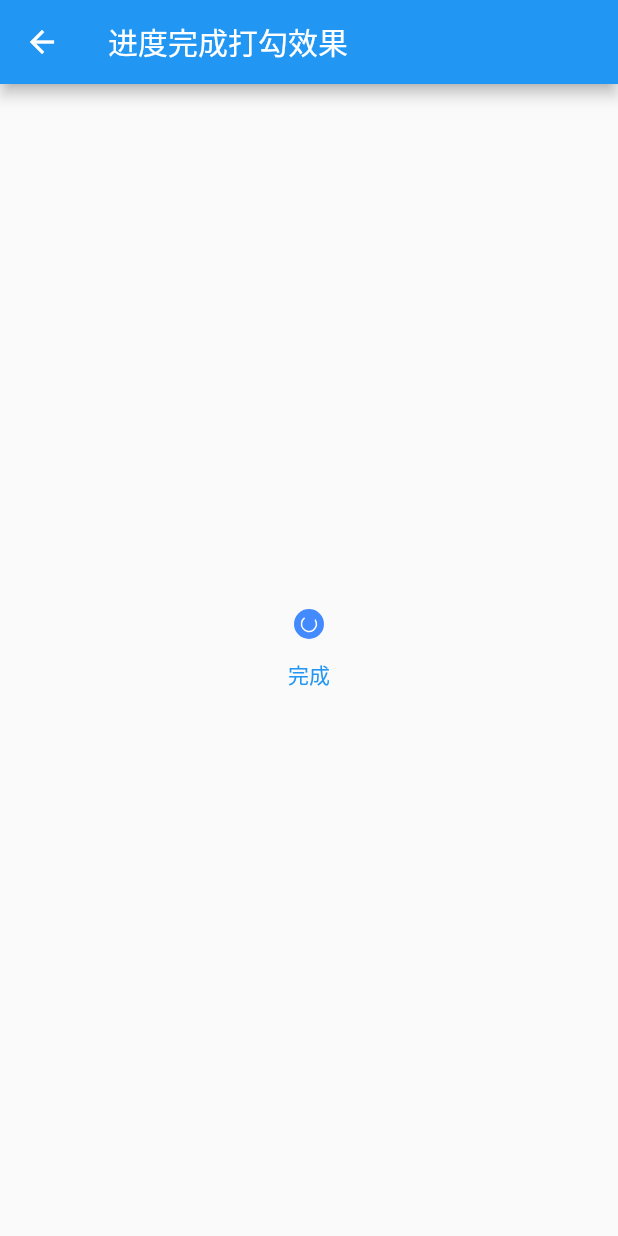
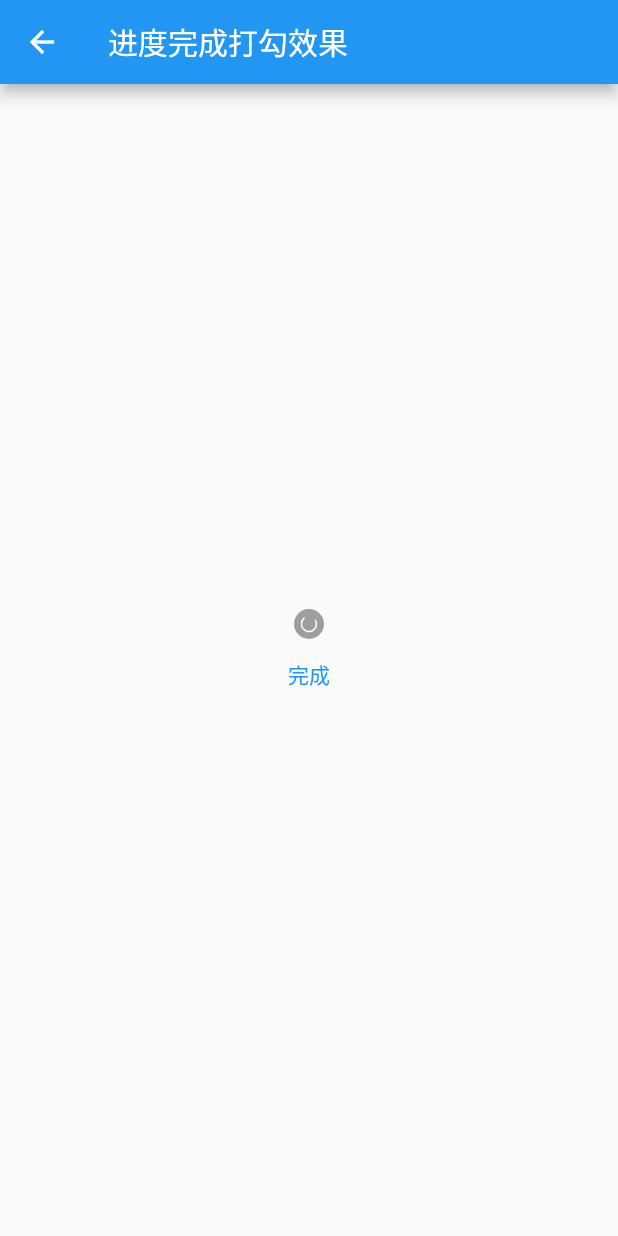
Before and after one commit to huangjian0414/flutter_notes, a Flutter app: the TickSuccessDemo screen opened directly, on a phone screen of 412 x 824 dp. Run offline on Flutter 3.47's test engine with Material 2 defaults, Android fonts, the phone set to English and light mode, and no system bars.

Commit message:
增加完成背景色，颜色过渡

```diff
--- a/lib/notes/tick_anmi/source/tick_success_control.dart
+++ b/lib/notes/tick_anmi/source/tick_success_control.dart
@@ -11,6 +11,8 @@ class TickSuccessControl {
   Size size;
   ///背景色
   Color bgColor;
+  ///完成背景色
+  Color doneBgColor;
   ///进度圆圈颜色
   Color activeColor;
   ///进度圆圈画笔宽度
@@ -27,12 +29,15 @@ class TickSuccessControl {
   Duration activeDuration;
   ///完成打勾动画时间
   Duration doneDuration;
+  ///是否需要颜色过渡
+  bool needColorTransition;
 
   TickSuccessControl({
     this.isSuccess = false,
     this.animationController,
     this.size = const Size(20, 20),
-    this.bgColor = Colors.blueAccent,
+    this.bgColor = Colors.grey,
+    this.doneBgColor = Colors.blueAccent,
     this.activeColor = Colors.white,
     this.doneColor = Colors.white,
     this.activeDuration = const Duration(seconds: 1),
@@ -40,7 +45,8 @@ class TickSuccessControl {
     this.activeWidth = 1,
     this.doneWidth = 2,
     this.activeStartAngle = 0,
-    this.activeEndAngle = pi*3/2
+    this.activeEndAngle = pi*3/2,
+    this.needColorTransition = true
   });
 
   updateStatus(bool status){
--- a/lib/notes/tick_anmi/source/tick_success_view.dart
+++ b/lib/notes/tick_anmi/source/tick_success_view.dart
@@ -18,6 +18,7 @@ class TickSuccessView extends StatefulWidget {
 
 class _TickSuccessViewState extends State<TickSuccessView> with TickerProviderStateMixin {
 
+  late Animation _colorAnimation;
   @override
   void initState() {
 
@@ -25,7 +26,10 @@ class _TickSuccessViewState extends State<TickSuccessView> with TickerProviderSt
 
     widget.control.animationController = new AnimationController(
         vsync: this, duration: widget.control.activeDuration);
+    _colorAnimation = ColorTween(begin: widget.control.bgColor, end: widget.control.doneBgColor)
+        .animate(widget.control.animationController!);
     widget.control.animationController!.repeat();
+
   }
 
   @override
@@ -44,7 +48,9 @@ class _TickSuccessViewState extends State<TickSuccessView> with TickerProviderSt
             width: widget.control.size.width,
             height: widget.control.size.height,
             decoration: BoxDecoration(
-                color: widget.control.bgColor,
+                color: widget.control.isSuccess?
+                (widget.control.needColorTransition?
+                _colorAnimation.value:widget.control.doneBgColor):widget.control.bgColor,
                 borderRadius: BorderRadius.circular(min(widget.control.size.width/2, widget.control.size.height/2))
             ),
             child: CustomPaint(
--- a/lib/notes/tick_anmi/tick_success_demo.dart
+++ b/lib/notes/tick_anmi/tick_success_demo.dart
@@ -16,7 +16,7 @@ class TickSuccessDemo extends StatefulWidget {
 class _TickSuccessDemoState extends State<TickSuccessDemo> {
 
   bool isSuccess = false;
-  TickSuccessControl control = TickSuccessControl();
+  TickSuccessControl control = TickSuccessControl(needColorTransition: false);
 
   @override
   Widget build(BuildContext context) {
```
